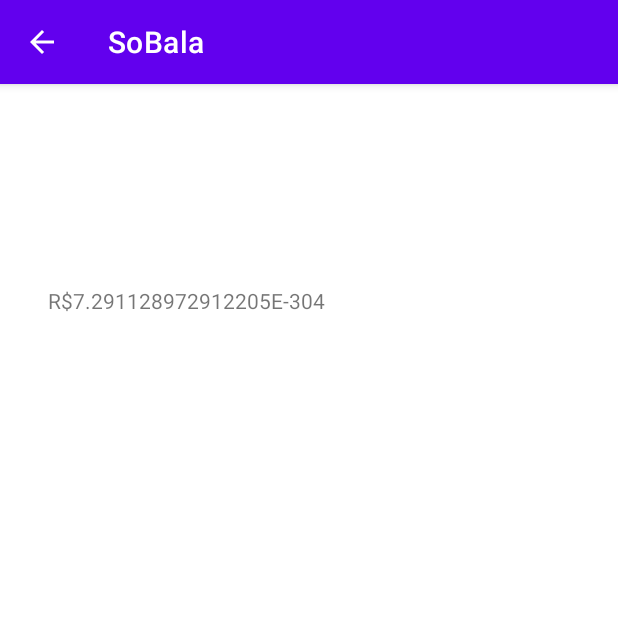
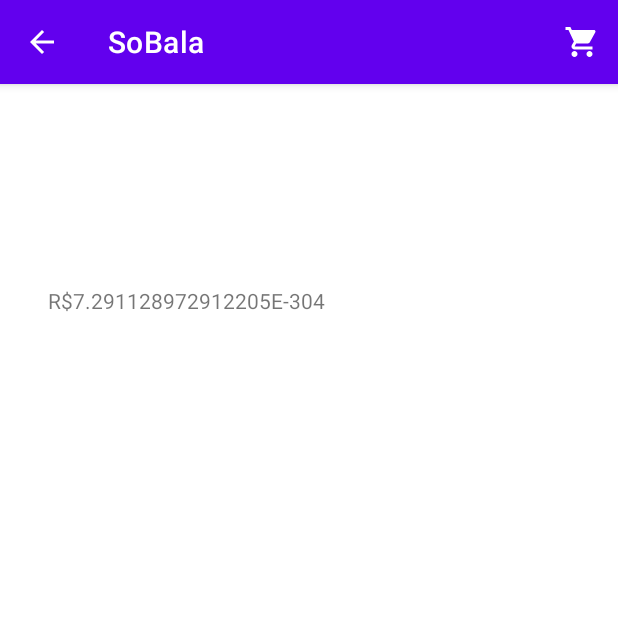
Before and after one commit to FelipeNishino/MobileECommerce, an Android app: the DetalheProdutoActivity screen opened directly, with no data from a screen before it, on a phone screen of 412 x 824 dp, the top half of it. Run offline under Robolectric (Android 15) with nearby library versions, the phone set to English and light mode, and no system bars; 1 statement that could not run was skipped.

Commit message:
Criando a tela de carrinho e coloquei os icones de cart nas telas

```diff
--- a/SoBala/app/src/main/java/com/felipenishino/sobala/activities/DetalheProdutoActivity.kt
+++ b/SoBala/app/src/main/java/com/felipenishino/sobala/activities/DetalheProdutoActivity.kt
@@ -1,7 +1,11 @@
 package com.felipenishino.sobala.activities
 
+import android.content.Intent
 import androidx.appcompat.app.AppCompatActivity
 import android.os.Bundle
+import android.view.Menu
+import android.view.MenuItem
+import com.felipenishino.sobala.R
 import com.felipenishino.sobala.databinding.ActivityDetalheProdutoBinding
 import com.felipenishino.sobala.model.Product
 
@@ -18,4 +22,19 @@ class DetalheProdutoActivity : AppCompatActivity() {
         binding.txtNome.text = product.nome
         binding.txtPreco.text = "R\$${product.preco}"
     }
+
+    override fun onCreateOptionsMenu(menu: Menu?): Boolean {
+        menuInflater.inflate(R.menu.menu, menu)
+        return super.onCreateOptionsMenu(menu)
+    }
+
+    override fun onOptionsItemSelected(item: MenuItem): Boolean {
+        when(item.itemId) {
+            R.id.cart -> {
+                val i = Intent(this, CartActivity::class.java)
+                startActivity(i)
+            }
+        }
+        return super.onOptionsItemSelected(item)
+    }
 }
--- /dev/null
+++ b/SoBala/app/src/main/res/drawable/shopping_cart.xml
@@ -0,0 +1,5 @@
+<vector android:height="24dp" android:tint="#FFFFFF"
+    android:viewportHeight="24" android:viewportWidth="24"
+    android:width="24dp" xmlns:android="http://schemas.android.com/apk/res/android">
+    <path android:fillColor="@android:color/white" android:pathData="M7,18c-1.1,0 -1.99,0.9 -1.99,2S5.9,22 7,22s2,-0.9 2,-2 -0.9,-2 -2,-2zM1,2v2h2l3.6,7.59 -1.35,2.45c-0.16,0.28 -0.25,0.61 -0.25,0.96 0,1.1 0.9,2 2,2h12v-2L7.42,15c-0.14,0 -0.25,-0.11 -0.25,-0.25l0.03,-0.12 0.9,-1.63h7.45c0.75,0 1.41,-0.41 1.75,-1.03l3.58,-6.49c0.08,-0.14 0.12,-0.31 0.12,-0.48 0,-0.55 -0.45,-1 -1,-1L5.21,4l-0.94,-2L1,2zM17,18c-1.1,0 -1.99,0.9 -1.99,2s0.89,2 1.99,2 2,-0.9 2,-2 -0.9,-2 -2,-2z"/>
+</vector>
--- /dev/null
+++ b/SoBala/app/src/main/res/menu/menu.xml
@@ -0,0 +1,10 @@
+<?xml version="1.0" encoding="utf-8"?>
+<menu xmlns:app="http://schemas.android.com/apk/res-auto"
+    xmlns:android="http://schemas.android.com/apk/res/android">
+
+    <item
+        android:id="@+id/cart"
+        android:icon="@drawable/shopping_cart"
+        android:title="Cart"
+        app:showAsAction="always" />
+</menu>
```
Also changed, not shown: SoBala/app/src/main/AndroidManifest.xml (+5 -2 lines), SoBala/app/src/main/java/com/felipenishino/sobala/activities/CartActivity.kt (added, +22 -0 lines), SoBala/app/src/main/java/com/felipenishino/sobala/activities/ListProductsActivity.kt (+16 -2 lines), SoBala/app/src/main/res/layout/activity_cart.xml (added, +9 -0 lines).
